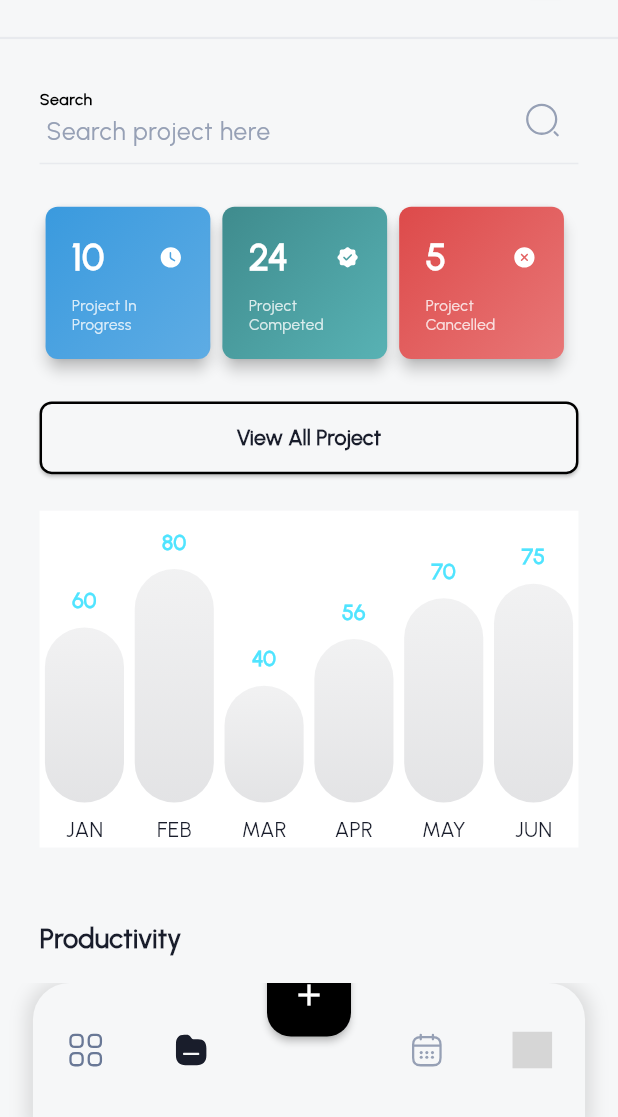
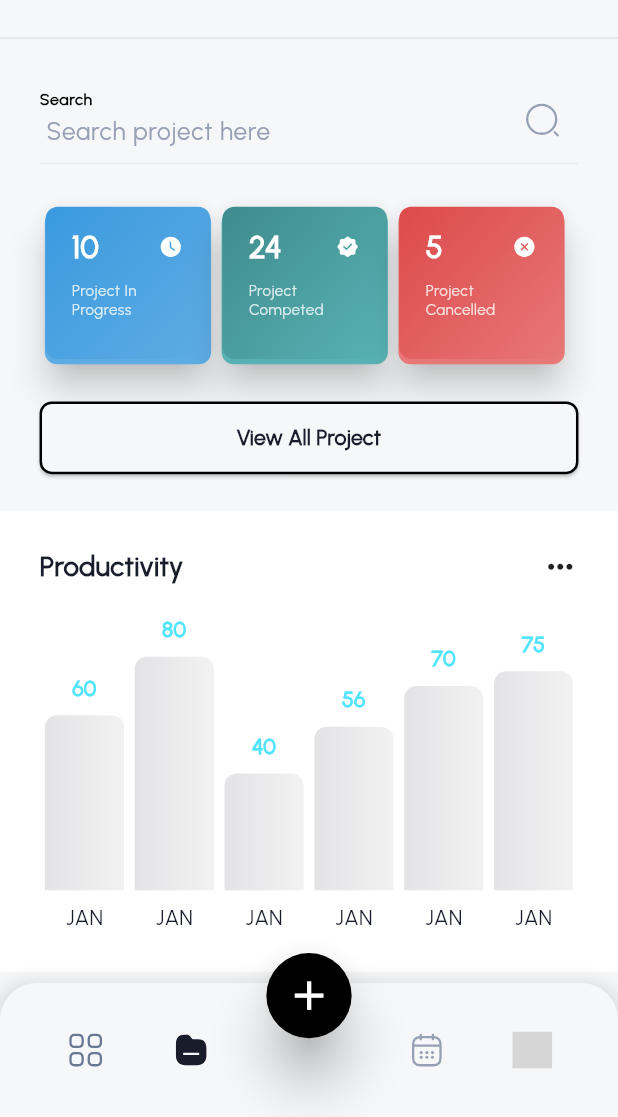
Before and after one commit to shalabym970/management_app_task, a Flutter app: the RootView screen opened by its route, item 2 of the bottom bar chosen, on a phone screen of 412 x 824 dp, the part 119-1236 px from its top. Run offline on Flutter 3.47's test engine with Material 3 defaults, Android fonts, the phone set to English and light mode, and no system bars; drawn by our look-alikes of fl_chart; our stand-ins replace flutter_screenutil, flutter_svg, get; grey boxes are pictures that could not be loaded.

Commit message:
finished project summary

```diff
--- a/lib/app/modules/project_summary/controllers/project_summary_controller.dart
+++ b/lib/app/modules/project_summary/controllers/project_summary_controller.dart
@@ -1,7 +1,62 @@
-import 'package:flutter/cupertino.dart';
+import 'package:fl_chart/fl_chart.dart';
+import 'package:flutter/material.dart';
 import 'package:get/get.dart';
-import '../../../helpers/validator.dart';
+import '../../../../common/color_manager.dart';
+import '../widget/chart/bottom_titles.dart';
+import '../widget/chart/custom_bar_chart_group_data.dart';
 
 class ProjectSummaryController extends GetxController {
   final searchController = TextEditingController();
+
+  List<BarChartGroupData> get barGroups => [
+        customBarChartGroupData(toY: 60),
+        customBarChartGroupData(toY: 80),
+        customBarChartGroupData(toY: 40),
+        customBarChartGroupData(toY: 56),
+        customBarChartGroupData(toY: 70),
+        customBarChartGroupData(toY: 75),
+      ];
+
+  FlTitlesData get titlesData => const FlTitlesData(
+        show: true,
+        bottomTitles: AxisTitles(
+          sideTitles: SideTitles(
+            showTitles: true,
+            reservedSize: 30,
+            getTitlesWidget: bottomTitles,
+          ),
+        ),
+        leftTitles: AxisTitles(
+          sideTitles: SideTitles(showTitles: false),
+        ),
+        topTitles: AxisTitles(
+          sideTitles: SideTitles(showTitles: false),
+        ),
+        rightTitles: AxisTitles(
+          sideTitles: SideTitles(showTitles: false),
+        ),
+      );
+
+  BarTouchData get barTouchData => BarTouchData(
+        enabled: false,
+        touchTooltipData: BarTouchTooltipData(
+          getTooltipColor: (group) => Colors.transparent,
+          tooltipPadding: EdgeInsets.zero,
+          tooltipMargin: 8,
+          getTooltipItem: (
+            BarChartGroupData group,
+            int groupIndex,
+            BarChartRodData rod,
+            int rodIndex,
+          ) {
+            return BarTooltipItem(
+              rod.toY.round().toString(),
+              const TextStyle(
+                color: AppColors.contentColorCyan,
+                fontWeight: FontWeight.bold,
+              ),
+            );
+          },
+        ),
+      );
 }
--- a/lib/app/modules/project_summary/views/project_summary_view.dart
+++ b/lib/app/modules/project_summary/views/project_summary_view.dart
@@ -1,4 +1,3 @@
-import 'package:fl_chart/fl_chart.dart';
 import 'package:flutter/material.dart';
 import 'package:flutter_screenutil/flutter_screenutil.dart';
 import 'package:get/get_state_manager/src/simple/get_view.dart';
@@ -8,150 +7,21 @@ import '../../../../common/strings.dart';
 import '../../../../common/widgets/custom_text_form.dart';
 import '../../../../generated/assets.dart';
 import '../controllers/project_summary_controller.dart';
+import '../widget/chart/custom_chart_widget.dart';
 import '../widget/status_card.dart';
 
 class ProjectSummaryView extends GetView<ProjectSummaryController> {
   const ProjectSummaryView({super.key});
 
-  BarTouchData get barTouchData => BarTouchData(
-        enabled: false,
-        touchTooltipData: BarTouchTooltipData(
-          getTooltipColor: (group) => Colors.transparent,
-          tooltipPadding: EdgeInsets.zero,
-          tooltipMargin: 8,
-          getTooltipItem: (
-            BarChartGroupData group,
-            int groupIndex,
-            BarChartRodData rod,
-            int rodIndex,
-          ) {
-            return BarTooltipItem(
-              rod.toY.round().toString(),
-              const TextStyle(
-                color: AppColors.contentColorCyan,
-                fontWeight: FontWeight.bold,
-              ),
-            );
-          },
-        ),
-      );
-
-  Widget bottomTitles(double value, TitleMeta meta) {
-    TextStyle style = TextStyle(fontSize: 14.sp, fontWeight: FontWeight.w500);
-    String text;
-    switch (value.toInt()) {
-      case 0:
-        text = 'JAN';
-        break;
-      case 1:
-        text = 'FEB';
-        break;
-      case 2:
-        text = 'MAR';
-        break;
-      case 3:
-        text = 'APR';
-        break;
-      case 4:
-        text = 'MAY';
-        break;
-      case 5:
-        text = 'JUN';
-        break;
-
-      default:
-        text = '';
-    }
-    return SideTitleWidget(
-      axisSide: meta.axisSide,
-      child: Text(text, style: style),
-    );
-  }
-
-  FlTitlesData get titlesData => FlTitlesData(
-        show: true,
-        bottomTitles: AxisTitles(
-          sideTitles: SideTitles(
-            showTitles: true,
-            reservedSize: 30,
-            getTitlesWidget: bottomTitles,
-          ),
-        ),
-        leftTitles: const AxisTitles(
-          sideTitles: SideTitles(showTitles: false),
-        ),
-        topTitles: const AxisTitles(
-          sideTitles: SideTitles(showTitles: false),
-        ),
-        rightTitles: const AxisTitles(
-          sideTitles: SideTitles(showTitles: false),
-        ),
-      );
-
-  FlBorderData get borderData => FlBorderData(
-        show: false,
-      );
-
-  LinearGradient get _barsGradient => LinearGradient(
-        colors: [
-          AppColors.chartDisableColor.withOpacity(0.12),
-          AppColors.chartDisableColor.withOpacity(0.06),
-        ],
-        begin: Alignment.bottomCenter,
-        end: Alignment.topCenter,
-      );
-
-  List<BarChartGroupData> get barGroups => [
-        BarChartGroupData(
-          x: 0,
-          barRods: [
-            BarChartRodData(toY: 60, gradient: _barsGradient, width: 48.w)
-          ],
-          showingTooltipIndicators: [0],
-        ),
-        BarChartGroupData(
-          x: 1,
-          barRods: [
-            BarChartRodData(toY: 80, gradient: _barsGradient, width: 48.w)
-          ],
-          showingTooltipIndicators: [0],
-        ),
-        BarChartGroupData(
-          x: 2,
-          barRods: [
-            BarChartRodData(toY: 40, gradient: _barsGradient, width: 48.w)
-          ],
-          showingTooltipIndicators: [0],
-        ),
-        BarChartGroupData(
-          x: 3,
-          barRods: [
-            BarChartRodData(toY: 56, gradient: _barsGradient, width: 48.w)
-          ],
-          showingTooltipIndicators: [0],
-        ),
-        BarChartGroupData(
-          x: 4,
-          barRods: [
-            BarChartRodData(toY: 70, gradient: _barsGradient, width: 48.w)
-          ],
-          showingTooltipIndicators: [0],
-        ),
-        BarChartGroupData(
-            x: 5,
-            barRods: [
-              BarChartRodData(toY: 75, gradient: _barsGradient, width: 48.w)
-            ],
-            showingTooltipIndicators: [0],
-            barsSpace: 20.0),
-      ];
-
   @override
   Widget build(BuildContext context) {
     return Scaffold(
-      body: Padding(
-          padding: EdgeInsets.symmetric(horizontal: 24.w),
-          child: SingleChildScrollView(
+        body: SingleChildScrollView(
+      child: Column(
+        crossAxisAlignment: CrossAxisAlignment.start,
+        children: [
+          Padding(
+            padding: EdgeInsets.symmetric(horizontal: 24.w),
             child: Column(
               crossAxisAlignment: CrossAxisAlignment.start,
               children: [
@@ -167,7 +37,6 @@ class ProjectSummaryView extends GetView<ProjectSummaryController> {
                   svgImage: Assets.iconsSearchNormal,
                 ),
                 SizedBox(height: 24.h),
-
                 Row(
                   children: [
                     StatusCard(
@@ -207,42 +76,13 @@ class ProjectSummaryView extends GetView<ProjectSummaryController> {
                   borderColor: AppColors.black,
                   verticalPadding: 14.h,
                 ),
-                SizedBox(height: 24.h),
-                Container(
-                  color: AppColors.white,
-                  child: AspectRatio(
-                      aspectRatio: 1.6,
-                      child: BarChart(
-                        BarChartData(
-                          barTouchData: barTouchData,
-                          titlesData: titlesData,
-                          borderData: borderData,
-                          barGroups: barGroups,
-                          gridData: const FlGridData(show: false),
-                          alignment: BarChartAlignment.spaceAround,
-                          maxY: 100,
-                        ),
-                      )),
-                ),
-                // const Row(
-                //   mainAxisAlignment: MainAxisAlignment.spaceEvenly,
-                //   children: [
-                //     StatusCard(color: color, count: count, label: label, icon: icon)
-                //   ],
-                // ),
-                SizedBox(height: 16.0),
-
-                SizedBox(height: 32.0),
-                Text(
-                  'Productivity',
-                  style: TextStyle(fontSize: 18.0, fontWeight: FontWeight.bold),
-                ),
-                SizedBox(height: 8.0),
-                // Placeholder for productivity chart
-                //  _buildProductivityChart(),
               ],
             ),
-          )),
-    );
+          ),
+          SizedBox(height: 24.h),
+          const CustomChartWidget()
+        ],
+      ),
+    ));
   }
 }
--- /dev/null
+++ b/lib/app/modules/project_summary/widget/chart/bottom_titles.dart
@@ -0,0 +1,35 @@
+import 'package:fl_chart/fl_chart.dart';
+import 'package:flutter/cupertino.dart';
+import 'package:flutter_screenutil/flutter_screenutil.dart';
+
+Widget bottomTitles(double value, TitleMeta meta) {
+  TextStyle style = TextStyle(fontSize: 14.sp, fontWeight: FontWeight.w500);
+  String text;
+  switch (value.toInt()) {
+    case 0:
+      text = 'JAN';
+      break;
+    case 1:
+      text = 'FEB';
+      break;
+    case 2:
+      text = 'MAR';
+      break;
+    case 3:
+      text = 'APR';
+      break;
+    case 4:
+      text = 'MAY';
+      break;
+    case 5:
+      text = 'JUN';
+      break;
+
+    default:
+      text = '';
+  }
+  return SideTitleWidget(
+    axisSide: meta.axisSide,
+    child: Text(text, style: style),
+  );
+}
--- /dev/null
+++ b/lib/app/modules/project_summary/widget/chart/custom_bar_chart_group_data.dart
@@ -0,0 +1,30 @@
+import 'package:fl_chart/fl_chart.dart';
+import 'package:flutter/material.dart';
+import 'package:flutter_screenutil/flutter_screenutil.dart';
+
+import '../../../../../common/color_manager.dart';
+
+BarChartGroupData customBarChartGroupData({required double toY}) {
+  return BarChartGroupData(
+    x: 0,
+    barRods: [
+      BarChartRodData(
+        toY: toY,
+        gradient: LinearGradient(
+          colors: [
+            AppColors.chartDisableColor.withOpacity(0.12),
+            AppColors.chartDisableColor.withOpacity(0.06),
+          ],
+          begin: Alignment.centerLeft,
+          end: Alignment.centerRight,
+        ),
+        width: 48.w,
+        borderRadius: BorderRadius.only(
+          topLeft: Radius.circular(8.r),
+          topRight: Radius.circular(8.r),
+        ),
+      )
+    ],
+    showingTooltipIndicators: [0],
+  );
+}
--- /dev/null
+++ b/lib/app/modules/project_summary/widget/chart/custom_chart_widget.dart
@@ -0,0 +1,51 @@
+import 'package:fl_chart/fl_chart.dart';
+import 'package:flutter/material.dart';
+import 'package:flutter_screenutil/flutter_screenutil.dart';
+import 'package:get/get_state_manager/src/simple/get_view.dart';
+
+import '../../../../../common/color_manager.dart';
+import '../../../../../common/strings.dart';
+import '../../controllers/project_summary_controller.dart';
+
+class CustomChartWidget extends GetView<ProjectSummaryController> {
+  const CustomChartWidget({Key? key}) : super(key: key);
+
+  @override
+  Widget build(BuildContext context) {
+    return Container(
+      color: AppColors.white,
+      padding: EdgeInsets.symmetric(horizontal: 24.w, vertical: 24.h),
+      child: Column(
+        crossAxisAlignment: CrossAxisAlignment.start,
+        children: [
+          Row(
+            mainAxisAlignment: MainAxisAlignment.spaceBetween,
+            children: [
+              Text(
+                AppStrings.productivity,
+                style: TextStyle(fontSize: 18.sp, fontWeight: FontWeight.w700),
+              ),
+              Icon(Icons.more_horiz_outlined, size: 24.sp)
+            ],
+          ),
+          SizedBox(height: 8.h),
+          AspectRatio(
+              aspectRatio: 1.6,
+              child: BarChart(
+                BarChartData(
+                  barTouchData: controller.barTouchData,
+                  titlesData: controller.titlesData,
+                  borderData: FlBorderData(
+                    show: false,
+                  ),
+                  barGroups: controller.barGroups,
+                  gridData: const FlGridData(show: false),
+                  alignment: BarChartAlignment.spaceAround,
+                  maxY: 100,
+                ),
+              )),
+        ],
+      ),
+    );
+  }
+}
--- a/lib/app/modules/project_summary/widget/status_card.dart
+++ b/lib/app/modules/project_summary/widget/status_card.dart
@@ -22,9 +22,8 @@ class StatusCard extends StatelessWidget {
   @override
   Widget build(BuildContext context) {
     return Card(
-      elevation: 4.0,
+      elevation: 10,
       child: Container(
-
         width: 100.w,
         height: 100.h,
         decoration: BoxDecoration(
@@ -34,9 +33,16 @@ class StatusCard extends StatelessWidget {
             end: Alignment.bottomRight,
           ),
           borderRadius: BorderRadius.circular(8.r),
+          boxShadow: [
+            BoxShadow(
+              color: secondColor, // Custom shadow color
+              spreadRadius: 0.5,
+              offset: const Offset(0, 3), // Shadow position
+            ),
+          ],
         ),
         child: Padding(
-          padding: EdgeInsets.symmetric(vertical: 16.h, horizontal: 16.w),
+          padding: EdgeInsets.symmetric(vertical: 12.h, horizontal: 16.w),
           child: Column(
             crossAxisAlignment: CrossAxisAlignment.start,
             children: [
@@ -47,7 +53,7 @@ class StatusCard extends StatelessWidget {
                     '$count',
                     style: TextStyle(
                       color: AppColors.white,
-                      fontSize: 24.sp,
+                      fontSize: 20.sp,
                       fontWeight: FontWeight.w700,
                     ),
                   ),
@@ -60,8 +66,7 @@ class StatusCard extends StatelessWidget {
               ),
               SizedBox(height: 8.h),
               Expanded(
-                child: Text(
-                  label,
+                child: Text(label,
                     textAlign: TextAlign.left,
                     style: TextStyle(
                       fontSize: 10.sp,
@@ -70,8 +75,7 @@ class StatusCard extends StatelessWidget {
                       color: AppColors.white.withOpacity(0.8),
                     ),
                     maxLines: 2,
-                  overflow: TextOverflow.visible,
-                ),
+                    overflow: TextOverflow.visible),
               ),
             ],
           ),
--- a/lib/app/modules/root/views/root_view.dart
+++ b/lib/app/modules/root/views/root_view.dart
@@ -2,7 +2,7 @@ import 'package:flutter/material.dart';
 import 'package:flutter_screenutil/flutter_screenutil.dart';
 import 'package:get/get.dart';
 import 'package:getx_mvc_templet/common/color_manager.dart';
-import '../../../../common/widgets/custom_bottom_nav_bar.dart';
+import '../widgets/custom_bottom_nav_bar.dart';
 import '../../../../generated/assets.dart';
 import '../controllers/root_controller.dart';
 import '../widgets/custom_appbar.dart';
--- /dev/null
+++ b/lib/app/modules/root/widgets/custom_bottom_nav_bar.dart
@@ -0,0 +1,135 @@
+import 'package:flutter/material.dart';
+import 'package:flutter_screenutil/flutter_screenutil.dart';
+import 'package:flutter_svg/svg.dart';
+
+import '../../../../common/color_manager.dart';
+
+class CustomBottomNavigationBar extends StatefulWidget {
+  final Color backgroundColor;
+  final Color itemColor;
+  final List<CustomBottomNavigationItem> children;
+  final Function(int) onChange;
+  final int currentIndex;
+
+  const CustomBottomNavigationBar(
+      {super.key,
+      required this.backgroundColor,
+      required this.itemColor,
+      this.currentIndex = 1,
+      required this.children,
+      required this.onChange});
+
+  @override
+  CustomBottomNavigationBarState createState() =>
+      CustomBottomNavigationBarState();
+}
+
+class CustomBottomNavigationBarState extends State<CustomBottomNavigationBar> {
+  void _changeIndex(int index) {
+    widget.onChange(index);
+  }
+
+  @override
+  void initState() {
+    super.initState();
+  }
+
+  @override
+  Widget build(BuildContext context) {
+    return Stack(
+      alignment: Alignment.center,
+      clipBehavior: Clip.none,
+      children: [
+        Container(
+          height: 88.h,
+          padding: EdgeInsets.symmetric(
+            horizontal: 20.w,
+          ),
+          decoration: BoxDecoration(
+            color: widget.backgroundColor,
+            borderRadius: BorderRadius.only(
+              topLeft: Radius.circular(24.r),
+              topRight: Radius.circular(24.r),
+            ),
+            boxShadow: [
+              BoxShadow(
+                color: Colors.grey.withOpacity(0.3),
+                spreadRadius: 4,
+                blurRadius: 9,
+                offset: const Offset(0, 3), // Offset for the shadow (x, y)
+              ),
+            ],
+          ),
+          child: Row(
+              mainAxisAlignment: MainAxisAlignment.spaceBetween,
+              children: <Widget>[
+                Row(
+                  children: widget.children.sublist(0, 2).map((item) {
+                    int index = widget.children.indexOf(item);
+                    return GestureDetector(
+                      onTap: () {
+                        _changeIndex(index);
+                      },
+                      child: buildNavItem(item, index),
+                    );
+                  }).toList(),
+                ),
+                Row(
+                  children: widget.children.sublist(2, 4).map((item) {
+                    int index = widget.children.indexOf(item);
+                    return GestureDetector(
+                      onTap: () {
+                        _changeIndex(index);
+                      },
+                      child: buildNavItem(item, index),
+                    );
+                  }).toList(),
+                ),
+              ]),
+        ),
+        Positioned(
+          top: -20,
+          child: SizedBox(
+            width: 56.w, // Set your desired width
+            height: 56.h,
+            child: FloatingActionButton(
+              onPressed: () {},
+              shape: const CircleBorder(),
+              backgroundColor: AppColors.black,
+              elevation: 15,
+              child: Icon(
+                Icons.add,
+                color: AppColors.white,
+                size: 32.sp,
+              ),
+            ),
+          ),
+        ),
+      ],
+    );
+  }
+
+  Widget buildNavItem(CustomBottomNavigationItem item, int index) {
+    return Container(
+      padding: EdgeInsets.symmetric(horizontal: 20.w, vertical: 27.h),
+      alignment: Alignment.center,
+      child: SvgPicture.asset(
+        widget.currentIndex == index
+            ? item.enableSvgImage
+            : item.disableSvgImage,
+        width: 24.w,
+        height: 24.h,
+      ),
+    );
+  }
+}
+
+class CustomBottomNavigationItem {
+  final String enableSvgImage;
+  final String disableSvgImage;
+
+  CustomBottomNavigationItem({
+    required this.enableSvgImage,
+    required this.disableSvgImage,
+  });
+}
--- a/lib/common/widgets/custom_bottom_nav_bar.dart
+++ /dev/null
@@ -1,132 +0,0 @@
-import 'package:flutter/material.dart';
-import 'package:flutter_screenutil/flutter_screenutil.dart';
-import 'package:flutter_svg/svg.dart';
-
-import '../color_manager.dart';
-
-class CustomBottomNavigationBar extends StatefulWidget {
-  final Color backgroundColor;
-  final Color itemColor;
-  final List<CustomBottomNavigationItem> children;
-  final Function(int) onChange;
-  final int currentIndex;
-
-  const CustomBottomNavigationBar(
-      {super.key,
-      required this.backgroundColor,
-      required this.itemColor,
-      this.currentIndex = 0,
-      required this.children,
-      required this.onChange});
-
-  @override
-  CustomBottomNavigationBarState createState() =>
-      CustomBottomNavigationBarState();
-}
-
-class CustomBottomNavigationBarState extends State<CustomBottomNavigationBar> {
-  void _changeIndex(int index) {
-    widget.onChange(index);
-  }
-
-  @override
-  void initState() {
-    super.initState();
-  }
-
-  @override
-  Widget build(BuildContext context) {
-    return Stack(
-      alignment: Alignment.topCenter,
-      children: [
-        Padding(
-          padding: EdgeInsets.symmetric(horizontal: 20.w, ),
-          child: Container(
-            height: 88.h,
-            decoration: BoxDecoration(
-              color: widget.backgroundColor,
-              borderRadius: BorderRadius.only(
-                topLeft: Radius.circular(24.r),
-                topRight: Radius.circular(24.r),
-              ),
-              boxShadow: [
-                BoxShadow(
-                  color: Colors.grey.withOpacity(0.3),
-                  spreadRadius: 4,
-                  blurRadius: 9,
-                  offset: const Offset(0, 3), // Offset for the shadow (x, y)
-                ),
-              ],
-            ),
-            child: Row(
-                mainAxisAlignment: MainAxisAlignment.spaceBetween,
-                children: <Widget>[
-                  Row(
-                    children: widget.children.sublist(0, 2).map((item) {
-                      int index = widget.children.indexOf(item);
-                      return GestureDetector(
-                        onTap: () {
-                          _changeIndex(index);
-                        },
-                        child: buildNavItem(item, index),
-                      );
-                    }).toList(),
-                  ),
-                  // Spacer
-                  // SizedBox(width: 50.w), // Adjust width as necessary
-                  Row(
-                    children: widget.children.sublist(2, 4).map((item) {
-                      int index = widget.children.indexOf(item);
-                      return GestureDetector(
-                        onTap: () {
-                          _changeIndex(index);
-                        },
-                        child: buildNavItem(item, index),
-                      );
-                    }).toList(),
-                  ),
-                ]),
-          ),
-        ),
-        Positioned(
-          top: -20.h, // Adjust this value to position the button correctly
-          child: FloatingActionButton(
-            onPressed: () {
-              // Handle button press
-            },
-            child: Icon(
-              Icons.add,
-              color: AppColors.white,
-            ),
-            backgroundColor: AppColors.black,
-            elevation: 2,
-          ),
-        ),
-      ],
-    );
-  }
-
-  Widget buildNavItem(CustomBottomNavigationItem item, int index) {
-    return Container(
-      padding: EdgeInsets.symmetric(horizontal: 20.w, vertical: 27.h),
-      alignment: Alignment.center,
-      child: SvgPicture.asset(
-        widget.currentIndex == index
-            ? item.enableSvgImage
-            : item.disableSvgImage,
-        width: 24.w,
-        height: 24.h,
-      ),
-    );
-  }
-}
-
-class CustomBottomNavigationItem {
-  final String enableSvgImage;
-  final String disableSvgImage;
-
-  CustomBottomNavigationItem({
-    required this.enableSvgImage,
-    required this.disableSvgImage,
-  });
-}
```
Lines whose indentation alone changed are shown as unchanged.
